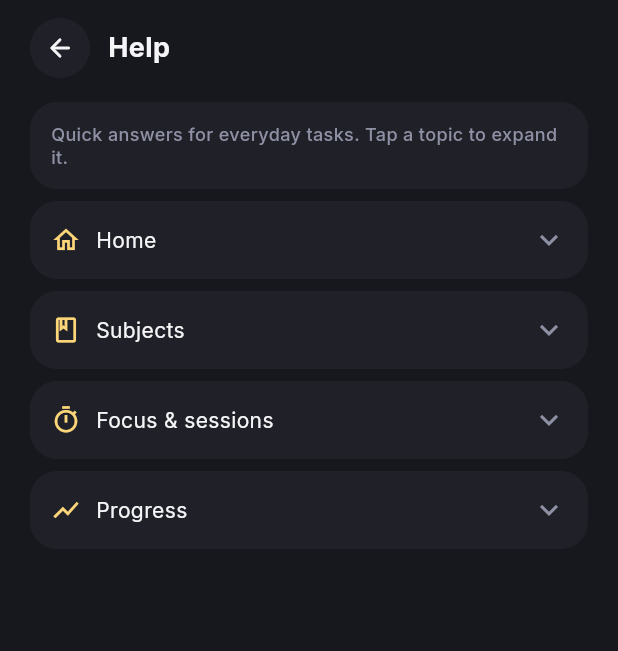
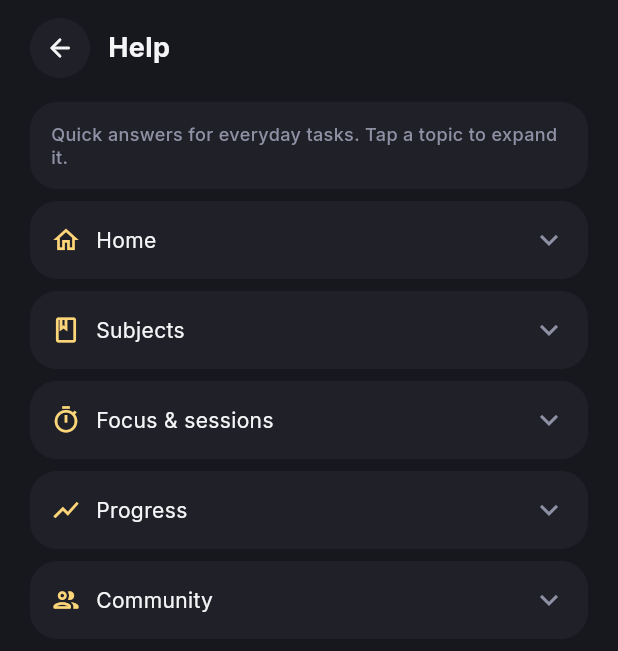
Before and after one commit to nishanth-73/studyup, a Flutter app: the HelpPage screen opened directly, on a phone screen of 412 x 824 dp. Shown: the top 651 px of the screen. Run offline on Flutter 3.47's test engine with Material 3 defaults, Android fonts, the phone set to English and light mode, and no system bars; our stand-ins replace app_links, file_picker, fl_chart, flutter_dotenv, flutter_local_notifications, flutter_riverpod and 10 more; missing offline and left inert: app_settings; accounts and stored records are empty; project files that could hold a hidden picture were left out.

Commit message:
feat(help): add Community help topic with invitation, ranking, and troubleshooting guidance

```diff
--- a/lib/features/profile/presentation/help_guide.dart
+++ b/lib/features/profile/presentation/help_guide.dart
@@ -1,10 +1,20 @@
 import 'package:flutter/material.dart';
 
-/// Compact Help content for StudyUp: four expandable how-to topics only.
+/// Compact Help content for StudyUp: expandable how-to topics.
 ///
 /// Every line describes behaviour verified in the current codebase — real
 /// labels, real controls, real navigation. Anything the app cannot do is
 /// left out instead of invented.
+
+/// Optional structured section with a heading and bullet points.
+class HelpSection {
+  final String heading;
+  final List<String> lines;
+  const HelpSection({
+    required this.heading,
+    required this.lines,
+  });
+}
 
 /// One expandable help topic shown as a compact row on the Help page.
 class HelpTopic {
@@ -14,11 +24,16 @@ class HelpTopic {
 
   /// Short, action-first lines; each answers a real user question.
   final List<String> lines;
+
+  /// Optional structured sections with headings (for FAQs and topic guides).
+  final List<HelpSection> sections;
+
   const HelpTopic({
     required this.id,
     required this.title,
     required this.icon,
     required this.lines,
+    this.sections = const [],
   });
 }
 
@@ -67,4 +82,54 @@ const List<HelpTopic> helpTopics = [
       'Use the Proxy / Insights switch at the top to flip between the two views.',
     ],
   ),
+  HelpTopic(
+    id: 'community',
+    title: 'Community',
+    icon: Icons.people_outline_rounded,
+    sections: [
+      HelpSection(
+        heading: 'Inviting friends & joining circles',
+        lines: [
+          'Tap \'Invite Friends\' at the bottom of Community to share your personal invite link.',
+          'When a friend opens your link, they can tap Accept Invitation to connect study circles.',
+          'If signed out, sign in first; your pending invite is saved and accepted after login.',
+          'On the web invite page, the Download button shows “Coming soon” until the APK is available.',
+        ],
+      ),
+      HelpSection(
+        heading: 'Podium, rankings & member progress',
+        lines: [
+          'The Top 3 Podium celebrates the week\'s top learners (#1 in green) with their profile avatars.',
+          'Weekly totals reflect actual completed study sessions from Monday to Sunday, matching Insights.',
+          'The Leaderboard ranks members by weekly study hours; your entry is highlighted with a YOU badge.',
+          'Tap \'See all\' to view the full leaderboard with rankings, streaks, and progress bars.',
+          'Tap any member on the podium or leaderboard to inspect their 7-day study time and sessions.',
+        ],
+      ),
+      HelpSection(
+        heading: 'Troubleshooting & FAQs',
+        lines: [
+          'Missing minutes? Ensure your session was ended and saved in the Focus tab before checking Community.',
+          'Stats not updating? Pull down to refresh Community, or tap Retry on the network banner.',
+          'Broken or expired link? Ask your friend to tap \'Invite Friends\' again to share a fresh link.',
+          'Already connected? You cannot accept your own link or re-add an existing study friend.',
+        ],
+      ),
+    ],
+    lines: [
+      'Tap \'Invite Friends\' at the bottom of Community to share your personal invite link.',
+      'When a friend opens your link, they can tap Accept Invitation to connect study circles.',
+      'If signed out, sign in first; your pending invite is saved and accepted after login.',
+      'On the web invite page, the Download button shows “Coming soon” until the APK is available.',
+      'The Top 3 Podium celebrates the week\'s top learners (#1 in green) with their profile avatars.',
+      'Weekly totals reflect actual completed study sessions from Monday to Sunday, matching Insights.',
+      'The Leaderboard ranks members by weekly study hours; your entry is highlighted with a YOU badge.',
+      'Tap \'See all\' to view the full leaderboard with rankings, streaks, and progress bars.',
+      'Tap any member on the podium or leaderboard to inspect their 7-day study time and sessions.',
+      'Missing minutes? Ensure your session was ended and saved in the Focus tab before checking Community.',
+      'Stats not updating? Pull down to refresh Community, or tap Retry on the network banner.',
+      'Broken or expired link? Ask your friend to tap \'Invite Friends\' again to share a fresh link.',
+      'Already connected? You cannot accept your own link or re-add an existing study friend.',
+    ],
+  ),
 ];
--- a/lib/features/profile/presentation/profile_detail_pages.dart
+++ b/lib/features/profile/presentation/profile_detail_pages.dart
@@ -694,8 +694,34 @@ class _HelpTopicCard extends StatelessWidget {
               ),
               if (expanded) ...[
                 const SizedBox(height: 10),
+                if (topic.sections.isNotEmpty) ...[
+                  for (final section in topic.sections) ...[
+                    Padding(
+                      padding: const EdgeInsets.only(top: 8, bottom: 6),
+                      child: Text(
+                        section.heading,
+                        style: AppTextStyles.caption12Bold.copyWith(
+                          color: AppColors.textPrimary,
+                        ),
+                      ),
+                    ),
+                    for (final line in section.lines)
+                      _buildBulletLine(line),
+                  ],
+                ] else ...[
                   for (final line in topic.lines)
-                  Padding(
+                    _buildBulletLine(line),
+                ],
+              ],
+            ],
+          ),
+        ),
+      ),
+    );
+  }
+
+  Widget _buildBulletLine(String line) {
+    return Padding(
       padding: const EdgeInsets.only(bottom: 8),
       child: Row(
         crossAxisAlignment: CrossAxisAlignment.start,
@@ -713,12 +739,6 @@ class _HelpTopicCard extends StatelessWidget {
             child: Text(line, style: AppTextStyles.caption12),
           ),
         ],
-                    ),
-                  ),
-              ],
-            ],
-          ),
-        ),
       ),
     );
   }
```
Also changed, not shown: 2 other files. Lines whose indentation alone changed are shown as unchanged.
